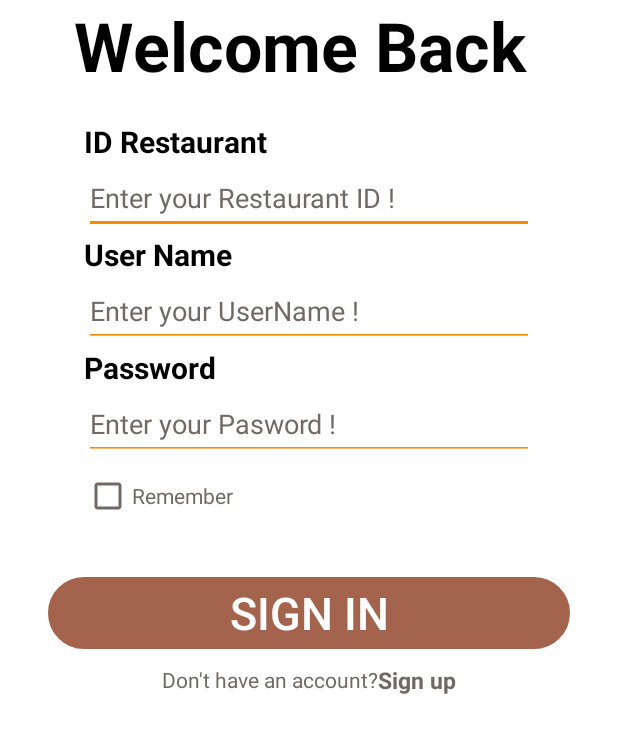
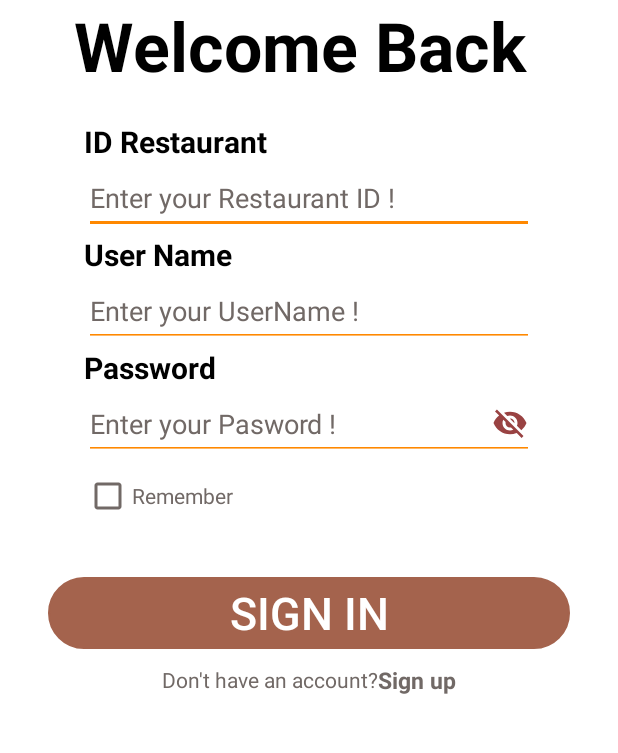
Before and after one commit to ltwang03/hres-management, an Android app: the LoginActivity screen opened directly, with no data from a screen before it, on a phone screen of 412 x 824 dp, the part 382-1135 px from its top. Run offline under Robolectric (Android 15) with nearby library versions, the phone set to English and light mode, and no system bars.

Commit message:
sync code

```diff
--- a/app/build.gradle
+++ b/app/build.gradle
@@ -47,4 +47,6 @@
     testImplementation 'junit:junit:4.13.2'
     androidTestImplementation 'androidx.test.ext:junit:1.1.5'
     androidTestImplementation 'androidx.test.espresso:espresso-core:3.5.1'
+    implementation 'com.cloudinary:cloudinary-android:1.27.1'
+    implementation 'de.hdodenhof:circleimageview:3.1.0'
 }
--- /dev/null
+++ b/app/src/main/res/drawable/baseline_visibility_24.xml
@@ -0,0 +1,5 @@
+<vector android:height="24dp" android:tint="#994242"
+    android:viewportHeight="24" android:viewportWidth="24"
+    android:width="24dp" xmlns:android="http://schemas.android.com/apk/res/android">
+    <path android:fillColor="@android:color/white" android:pathData="M12,4.5C7,4.5 2.73,7.61 1,12c1.73,4.39 6,7.5 11,7.5s9.27,-3.11 11,-7.5c-1.73,-4.39 -6,-7.5 -11,-7.5zM12,17c-2.76,0 -5,-2.24 -5,-5s2.24,-5 5,-5 5,2.24 5,5 -2.24,5 -5,5zM12,9c-1.66,0 -3,1.34 -3,3s1.34,3 3,3 3,-1.34 3,-3 -1.34,-3 -3,-3z"/>
+</vector>
--- /dev/null
+++ b/app/src/main/res/drawable/baseline_visibility_off_24.xml
@@ -0,0 +1,5 @@
+<vector android:height="24dp" android:tint="#994242"
+    android:viewportHeight="24" android:viewportWidth="24"
+    android:width="24dp" xmlns:android="http://schemas.android.com/apk/res/android">
+    <path android:fillColor="@android:color/white" android:pathData="M12,7c2.76,0 5,2.24 5,5 0,0.65 -0.13,1.26 -0.36,1.83l2.92,2.92c1.51,-1.26 2.7,-2.89 3.43,-4.75 -1.73,-4.39 -6,-7.5 -11,-7.5 -1.4,0 -2.74,0.25 -3.98,0.7l2.16,2.16C10.74,7.13 11.35,7 12,7zM2,4.27l2.28,2.28 0.46,0.46C3.08,8.3 1.78,10.02 1,12c1.73,4.39 6,7.5 11,7.5 1.55,0 3.03,-0.3 4.38,-0.84l0.42,0.42L19.73,22 21,20.73 3.27,3 2,4.27zM7.53,9.8l1.55,1.55c-0.05,0.21 -0.08,0.43 -0.08,0.65 0,1.66 1.34,3 3,3 0.22,0 0.44,-0.03 0.65,-0.08l1.55,1.55c-0.67,0.33 -1.41,0.53 -2.2,0.53 -2.76,0 -5,-2.24 -5,-5 0,-0.79 0.2,-1.53 0.53,-2.2zM11.84,9.02l3.15,3.15 0.02,-0.16c0,-1.66 -1.34,-3 -3,-3l-0.17,0.01z"/>
+</vector>
--- a/app/src/main/res/layout/activity_login.xml
+++ b/app/src/main/res/layout/activity_login.xml
@@ -98,7 +98,10 @@
             android:ems="10"
 
             android:hint="Enter your Pasword !"
+            android:longClickable="false"
+
             android:inputType="textPassword"
+            android:drawableRight="@drawable/baseline_visibility_off_24"
             android:minHeight="48dp"
             android:textColor="@color/black"
             android:textColorHint="#716966" />
```
Also changed, not shown: app/src/main/AndroidManifest.xml (+7 -0 lines), app/src/main/java/edu/huflit/hres_management/AboutProduct.java (added, +14 -0 lines), app/src/main/java/edu/huflit/hres_management/LoginActivity.java (+33 -0 lines), app/src/main/res/layout/activity_about_product.xml (added, +9 -0 lines).
